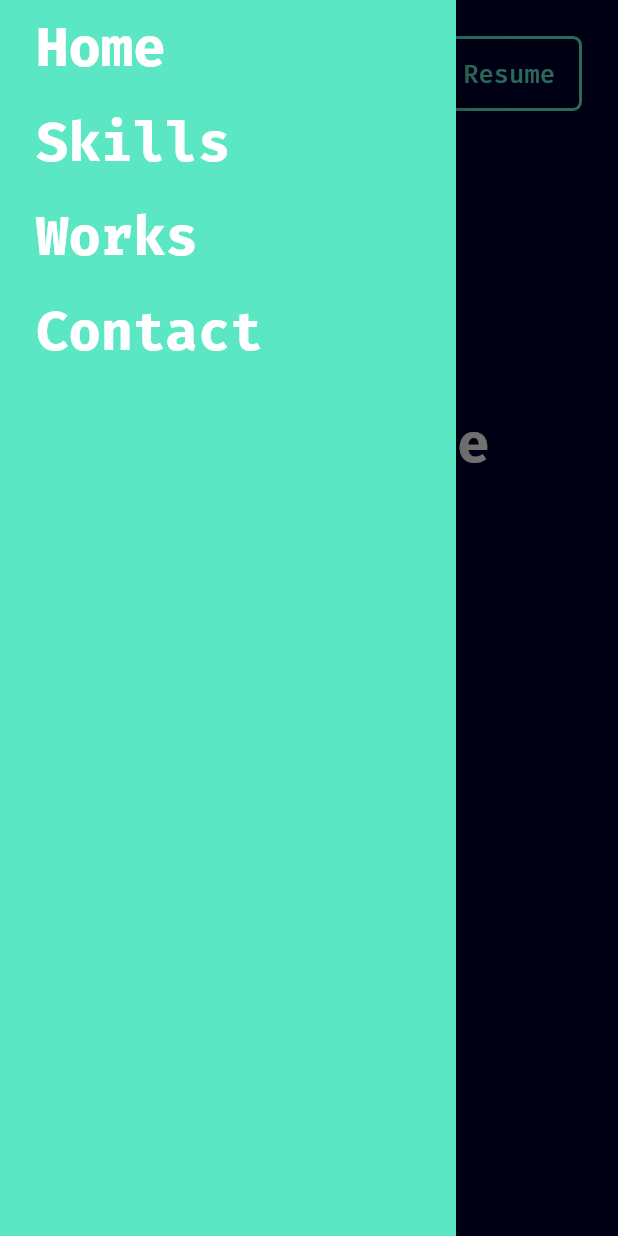
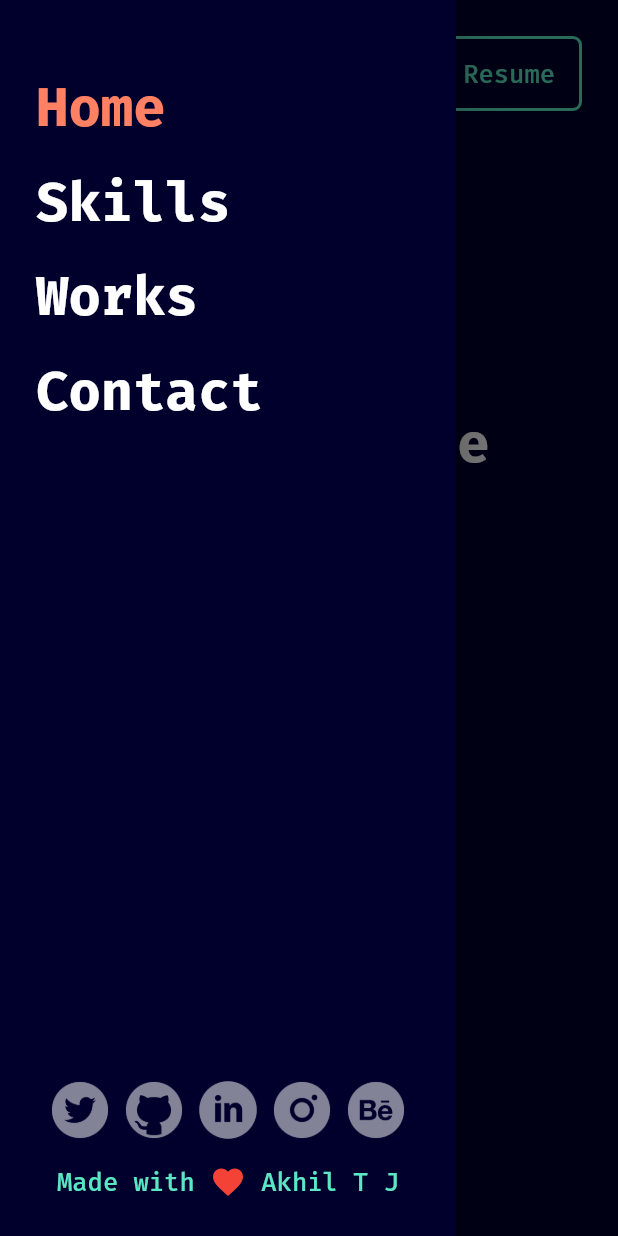
Before and after one commit to akhil-tj/Anton_1.0, a Flutter app: the screen it shows after launch, with the side drawer open, on a phone screen of 412 x 824 dp. Run offline on Flutter 3.47's test engine with Material 2 defaults, Android fonts, the phone set to English and light mode, and no system bars; our stand-ins replace responsive_builder.

Commit message:
added drawe and updated UI

```diff
--- a/lib/Components/Landing/landing_desktop.dart
+++ b/lib/Components/Landing/landing_desktop.dart
@@ -113,7 +113,11 @@ class LandingDesktop extends StatelessWidget {
               SizedBox(
                 height: 64,
               ),
-              Row(
+              TextButton(
+                onPressed: () {
+                  print('About Me pressed');
+                },
+                child: Row(
                   crossAxisAlignment: CrossAxisAlignment.start,
                   children: [
                     Text(
@@ -130,6 +134,7 @@ class LandingDesktop extends StatelessWidget {
                     )
                   ],
                 ),
+              ),
               SizedBox(
                 height: 24,
               ),
--- a/lib/Components/Navbar/navbar_desktop.dart
+++ b/lib/Components/Navbar/navbar_desktop.dart
@@ -26,23 +26,38 @@ class _NavbarDesktopState extends State<NavbarDesktop> {
           SizedBox(
             width: 64,
           ),
-          Text(
+          TextButton(
+            onPressed: () {
+              print('Skills pressed');
+            },
+            child: Text(
               'Skill',
               style: navbarDesktopDefaultTxt,
+            ),
           ),
           SizedBox(
             width: 64,
           ),
-          Text(
+          TextButton(
+            onPressed: () {
+              print('Work pressed');
+            },
+            child: Text(
               'Work',
               style: navbarDesktopDefaultTxt,
+            ),
           ),
           SizedBox(
             width: 64,
           ),
-          Text(
+          TextButton(
+            onPressed: () {
+              print('Contact pressed');
+            },
+            child: Text(
               'Contact',
               style: navbarDesktopDefaultTxt,
+            ),
           ),
           SizedBox(
             width: 64,
--- a/lib/Components/Navbar/navbar_mobile.dart
+++ b/lib/Components/Navbar/navbar_mobile.dart
@@ -1,6 +1,5 @@
 import 'package:anton_1_0/Style/color.dart';
 import 'package:anton_1_0/Style/text.dart';
-import 'package:anton_1_0/navigation_drawer.dart';
 import 'package:flutter/material.dart';
 
 class NavbarMobile extends StatefulWidget {
--- /dev/null
+++ b/lib/Components/navigation_drawer.dart
@@ -0,0 +1,255 @@
+import 'package:anton_1_0/Style/color.dart';
+import 'package:anton_1_0/Style/text.dart';
+import 'package:flutter/material.dart';
+
+class NavigationDrawer extends StatelessWidget {
+  @override
+  Widget build(BuildContext context) {
+    return Drawer(
+      child: Container(
+        padding: EdgeInsets.fromLTRB(24, 40, 24, 16),
+        color: navyColor,
+        child: Column(
+          crossAxisAlignment: CrossAxisAlignment.start,
+          children: [
+            Padding(
+              padding: const EdgeInsets.symmetric(
+                vertical: 8,
+              ),
+              child: Text(
+                'Home',
+                style: landingMobileTxt2,
+              ),
+            ),
+            Padding(
+              padding: const EdgeInsets.symmetric(
+                vertical: 8,
+              ),
+              child: Text(
+                'Skills',
+                style: landingMobileTxt1,
+              ),
+            ),
+            Padding(
+              padding: const EdgeInsets.symmetric(
+                vertical: 8,
+              ),
+              child: Text(
+                'Works',
+                style: landingMobileTxt1,
+              ),
+            ),
+            Padding(
+              padding: const EdgeInsets.symmetric(
+                vertical: 8,
+              ),
+              child: Text(
+                'Contact',
+                style: landingMobileTxt1,
+              ),
+            ),
+            Spacer(),
+            Padding(
+              padding: const EdgeInsets.symmetric(
+                vertical: 8,
+              ),
+              child: Row(
+                mainAxisSize: MainAxisSize.max,
+                mainAxisAlignment: MainAxisAlignment.spaceEvenly,
+                children: [
+                  Image(
+                    image: AssetImage(
+                        'images/ant-design_twitter-circle-filled.png'),
+                    height: 40,
+                    width: 40,
+                  ),
+                  // SizedBox(
+                  //   height: 16,
+                  // ),
+                  Image(
+                    image: AssetImage('images/ant-design_github-filled.png'),
+                    height: 40,
+                    width: 40,
+                  ),
+                  // SizedBox(
+                  //   height: 16,
+                  // ),
+                  Image(
+                    image: AssetImage(
+                        'images/entypo-social_linkedin-with-circle.png'),
+                    height: 40,
+                    width: 40,
+                  ),
+                  // SizedBox(
+                  //   height: 16,
+                  // ),
+                  Image(
+                    image: AssetImage('images/ant-design_instagram-filled.png'),
+                    height: 40,
+                    width: 40,
+                  ),
+                  // SizedBox(
+                  //   height: 16,
+                  // ),
+                  Image(
+                    image: AssetImage(
+                        'images/ant-design_behance-circle-filled.png'),
+                    height: 40,
+                    width: 40,
+                  ),
+                ],
+              ),
+            ),
+            Padding(
+              padding: const EdgeInsets.symmetric(
+                vertical: 8,
+              ),
+              child: Row(
+                mainAxisSize: MainAxisSize.max,
+                mainAxisAlignment: MainAxisAlignment.center,
+                children: [
+                  Text(
+                    'Made with ',
+                    style: navbarTabletBtnTxt,
+                  ),
+                  Icon(
+                    Icons.favorite,
+                    color: Colors.red,
+                  ),
+                  Text(
+                    ' Akhil T J',
+                    style: navbarTabletBtnTxt,
+                  ),
+                ],
+              ),
+            ),
+          ],
+        ),
+      ),
+    );
+  }
+}
+
+// ListView(
+//           children: [
+//             Container(
+//               padding: EdgeInsets.symmetric(
+//                 vertical: 8,
+//                 horizontal: 24,
+//               ),
+//               child: Text(
+//                 'Home',
+//                 style: landingMobileTxt2,
+//               ),
+//             ),
+//             Container(
+//               padding: EdgeInsets.symmetric(
+//                 vertical: 8,
+//                 horizontal: 24,
+//               ),
+//               child: Text(
+//                 'Skills',
+//                 style: landingMobileTxt1,
+//               ),
+//             ),
+//             Container(
+//               padding: EdgeInsets.symmetric(
+//                 vertical: 8,
+//                 horizontal: 24,
+//               ),
+//               child: Text(
+//                 'Works',
+//                 style: landingMobileTxt1,
+//               ),
+//             ),
+//             Container(
+//               padding: EdgeInsets.symmetric(
+//                 vertical: 8,
+//                 horizontal: 24,
+//               ),
+//               child: Text(
+//                 'Contact',
+//                 style: landingMobileTxt1,
+//               ),
+//             ),
+//             Container(
+//               color: Colors.amber,
+//               padding: EdgeInsets.symmetric(
+//                 vertical: 14,
+//                 horizontal: 16,
+//               ),
+//               child: Row(
+//                 mainAxisSize: MainAxisSize.max,
+//                 mainAxisAlignment: MainAxisAlignment.spaceEvenly,
+//                 children: [
+//                   Image(
+//                     image: AssetImage(
+//                         'images/ant-design_twitter-circle-filled.png'),
+//                     height: 40,
+//                     width: 40,
+//                   ),
+//                   // SizedBox(
+//                   //   height: 16,
+//                   // ),
+//                   Image(
+//                     image:
+//                         AssetImage('images/ant-design_github-filled.png'),
+//                     height: 40,
+//                     width: 40,
+//                   ),
+//                   // SizedBox(
+//                   //   height: 16,
+//                   // ),
+//                   Image(
+//                     image: AssetImage(
+//                         'images/entypo-social_linkedin-with-circle.png'),
+//                     height: 40,
+//                     width: 40,
+//                   ),
+//                   // SizedBox(
+//                   //   height: 16,
+//                   // ),
+//                   Image(
+//                     image: AssetImage(
+//                         'images/ant-design_instagram-filled.png'),
+//                     height: 40,
+//                     width: 40,
+//                   ),
+//                   // SizedBox(
+//                   //   height: 16,
+//                   // ),
+//                   Image(
+//                     image: AssetImage(
+//                         'images/ant-design_behance-circle-filled.png'),
+//                     height: 40,
+//                     width: 40,
+//                   ),
+//                 ],
+//               ),
+//             ),
+//             Padding(
+//               padding: const EdgeInsets.symmetric(
+//                 horizontal: 24,
+//                 vertical: 4,
+//               ),
+//               child: Row(
+//                 mainAxisSize: MainAxisSize.min,
+//                 mainAxisAlignment: MainAxisAlignment.center,
+//                 children: [
+//                   Text(
+//                     'Made with ',
+//                     style: navbarTabletBtnTxt,
+//                   ),
+//                   Icon(
+//                     Icons.favorite,
+//                     color: Colors.red,
+//                   ),
+//                   Text(
+//                     ' Akhil T J',
+//                     style: navbarTabletBtnTxt,
+//                   ),
+//                 ],
+//               ),
+//             ),
+//           ],
+//         ),
--- a/lib/Style/text.dart
+++ b/lib/Style/text.dart
@@ -85,6 +85,13 @@ TextStyle landingMobileTxt2 = TextStyle(
   fontSize: 36,
 );
 
+TextStyle landingMobileTxt3 = TextStyle(
+  color: greenColor,
+  fontFamily: 'FiraCode',
+  fontWeight: FontWeight.w800,
+  fontSize: 36,
+);
+
 TextStyle h1Desktoptxt = TextStyle(
   color: greenColor,
   fontFamily: 'FiraCode',
--- a/lib/main.dart
+++ b/lib/main.dart
@@ -1,5 +1,5 @@
 import 'package:anton_1_0/View/landing_page.dart';
-import 'package:anton_1_0/navigation_drawer.dart';
+import 'package:anton_1_0/Components/navigation_drawer.dart';
 import 'package:flutter/material.dart';
 
 void main() {
--- a/lib/navigation_drawer.dart
+++ /dev/null
@@ -1,58 +0,0 @@
-import 'package:anton_1_0/Style/color.dart';
-import 'package:anton_1_0/Style/text.dart';
-import 'package:flutter/material.dart';
-
-class NavigationDrawer extends StatelessWidget {
-  @override
-  Widget build(BuildContext context) {
-    return Drawer(
-      child: Container(
-        color: greenColor,
-        child: ListView(
-          children: [
-            Container(
-              padding: EdgeInsets.symmetric(
-                vertical: 8,
-                horizontal: 24,
-              ),
-              child: Text(
-                'Home',
-                style: landingMobileTxt1,
-              ),
-            ),
-            Container(
-              padding: EdgeInsets.symmetric(
-                vertical: 8,
-                horizontal: 24,
-              ),
-              child: Text(
-                'Skills',
-                style: landingMobileTxt1,
-              ),
-            ),
-            Container(
-              padding: EdgeInsets.symmetric(
-                vertical: 8,
-                horizontal: 24,
-              ),
-              child: Text(
-                'Works',
-                style: landingMobileTxt1,
-              ),
-            ),
-            Container(
-              padding: EdgeInsets.symmetric(
-                vertical: 8,
-                horizontal: 24,
-              ),
-              child: Text(
-                'Contact',
-                style: landingMobileTxt1,
-              ),
-            ),
-          ],
-        ),
-      ),
-    );
-  }
-}
```
Lines whose indentation alone changed are shown as unchanged.
